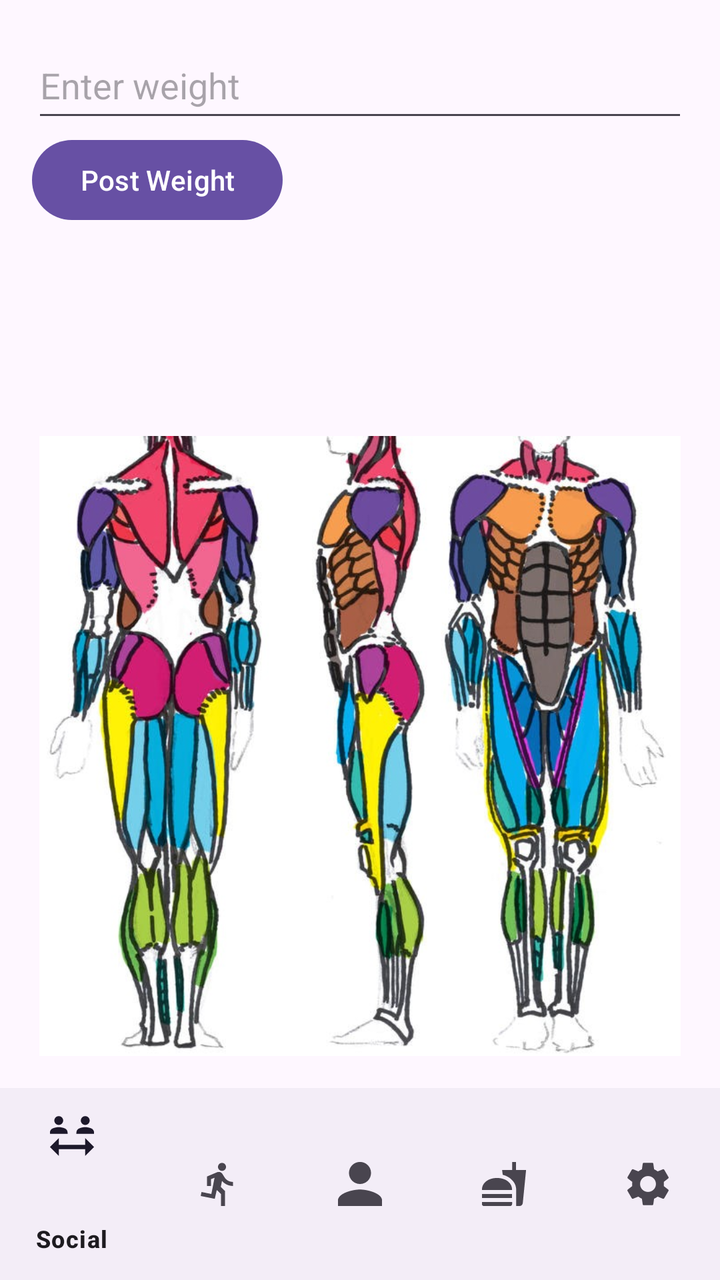
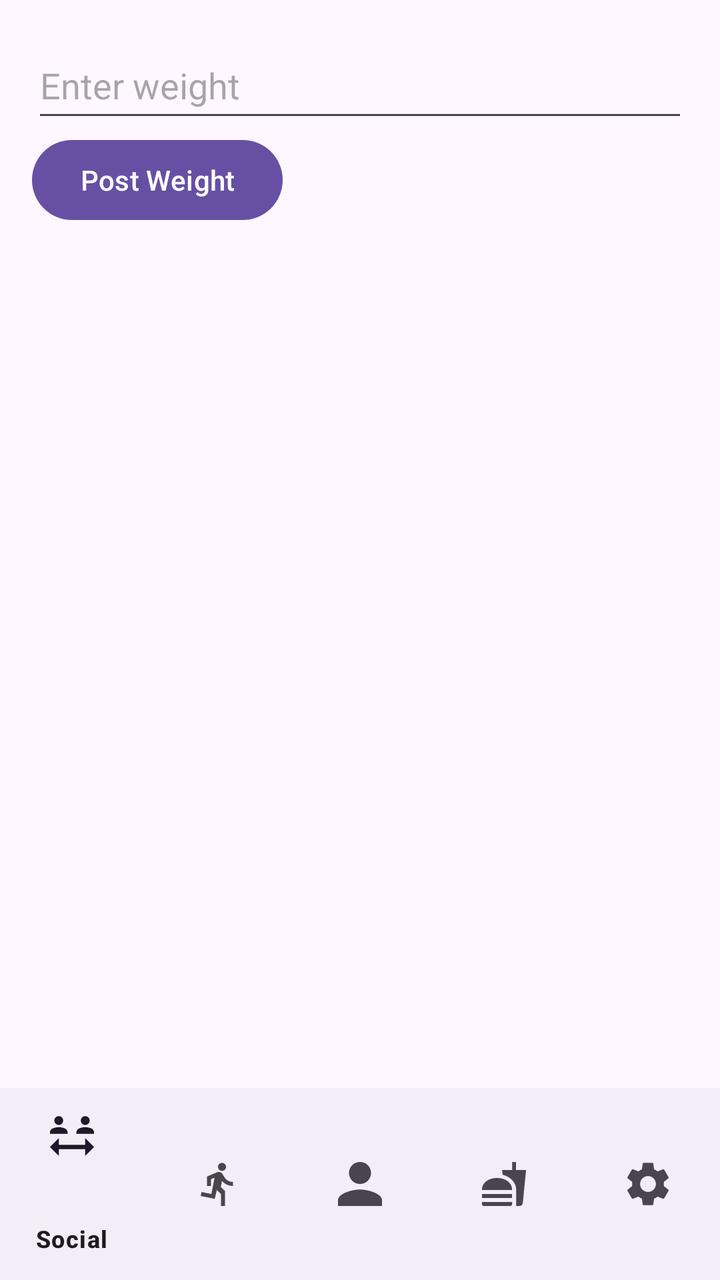

Before-and-after screenshots of an Android layout around one commit, followed by the original layout XML and the change that was made.
<!-- AndroidManifest.xml: application theme Theme.AndroidExample -->
<!-- res/layout/activity_userprofile.xml -->
<?xml version="1.0" encoding="utf-8"?>
<androidx.constraintlayout.widget.ConstraintLayout
    xmlns:android="http://schemas.android.com/apk/res/android"
    xmlns:app="http://schemas.android.com/apk/res-auto"
    android:layout_width="match_parent"
    android:layout_height="match_parent">

    <LinearLayout
        android:id="@+id/upper_section"
        android:layout_width="0dp"
        android:layout_height="0dp"
        android:orientation="vertical"
        android:padding="16dp"
        app:layout_constraintBottom_toTopOf="@+id/guideline"
        app:layout_constraintEnd_toEndOf="parent"
        app:layout_constraintStart_toStartOf="parent"
        app:layout_constraintTop_toTopOf="parent">

    <EditText
        android:id="@+id/weight_input"
        android:layout_width="match_parent"
        android:layout_height="50dp"
        android:hint="Enter weight"
        android:inputType="numberDecimal" />

    <Button
        android:id="@+id/post_weight_button"
        android:layout_width="wrap_content"
        android:layout_height="wrap_content"
        android:text="Post Weight" />


        <TextView
            android:id="@+id/past_weights_textview"
            android:layout_width="match_parent"
            android:layout_height="104dp"
            android:text="" />

        <RelativeLayout
            android:layout_width="match_parent"
            android:layout_height="wrap_content" >

            <ImageView
                android:id="@+id/muscle_anatomy"
                android:layout_width="match_parent"
                android:layout_height="match_parent"
                android:src="@drawable/muscle_anatomy" />

    </RelativeLayout>


    
    </LinearLayout>

    <androidx.constraintlayout.widget.Guideline
        android:id="@+id/guideline"
        android:layout_width="wrap_content"
        android:layout_height="wrap_content"
        android:orientation="horizontal"
        app:layout_constraintGuide_percent="0.85" />



    <com.google.android.material.bottomnavigation.BottomNavigationView
        android:id="@+id/bottom_navigation"
        android:layout_width="0dp"
        android:layout_height="0dp"
        app:layout_constraintBottom_toBottomOf="parent"
        app:layout_constraintEnd_toEndOf="parent"
        app:layout_constraintHorizontal_bias="0.0"
        app:layout_constraintStart_toStartOf="parent"
        app:layout_constraintTop_toBottomOf="@+id/guideline"
        app:layout_constraintVertical_bias="0.0"
        app:menu="@menu/bottom_nav_menu" />

</androidx.constraintlayout.widget.ConstraintLayout>
<!-- resources referenced by this layout -->
<resources>
  <!-- drawable muscle_anatomy: jpg bitmap (drawable, 120087 bytes) -->
  <style name="Theme.AndroidExample" parent="Base.Theme.AndroidExample" />
  <style name="Base.Theme.AndroidExample" parent="Theme.Material3.DayNight.NoActionBar">
          
          
      </style>
</resources>

<!-- the commit's change to res/layout/activity_userprofile.xml (unified diff, before → after) -->
@@ -36,18 +36,6 @@
             android:layout_height="104dp"
             android:text="" />
 
-        <RelativeLayout
-            android:layout_width="match_parent"
-            android:layout_height="wrap_content" >
-
-            <ImageView
-                android:id="@+id/muscle_anatomy"
-                android:layout_width="match_parent"
-                android:layout_height="match_parent"
-                android:src="@drawable/muscle_anatomy" />
-
-    </RelativeLayout>
-
 
     
     </LinearLayout>
<!-- resource entries referenced after the edit -->
@@ -1,6 +1,5 @@
 <!-- resources referenced by this layout -->
 <resources>
-  <!-- drawable muscle_anatomy: jpg bitmap (drawable, 120087 bytes) -->
   <style name="Theme.AndroidExample" parent="Base.Theme.AndroidExample" />
   <style name="Base.Theme.AndroidExample" parent="Theme.Material3.DayNight.NoActionBar">
           
